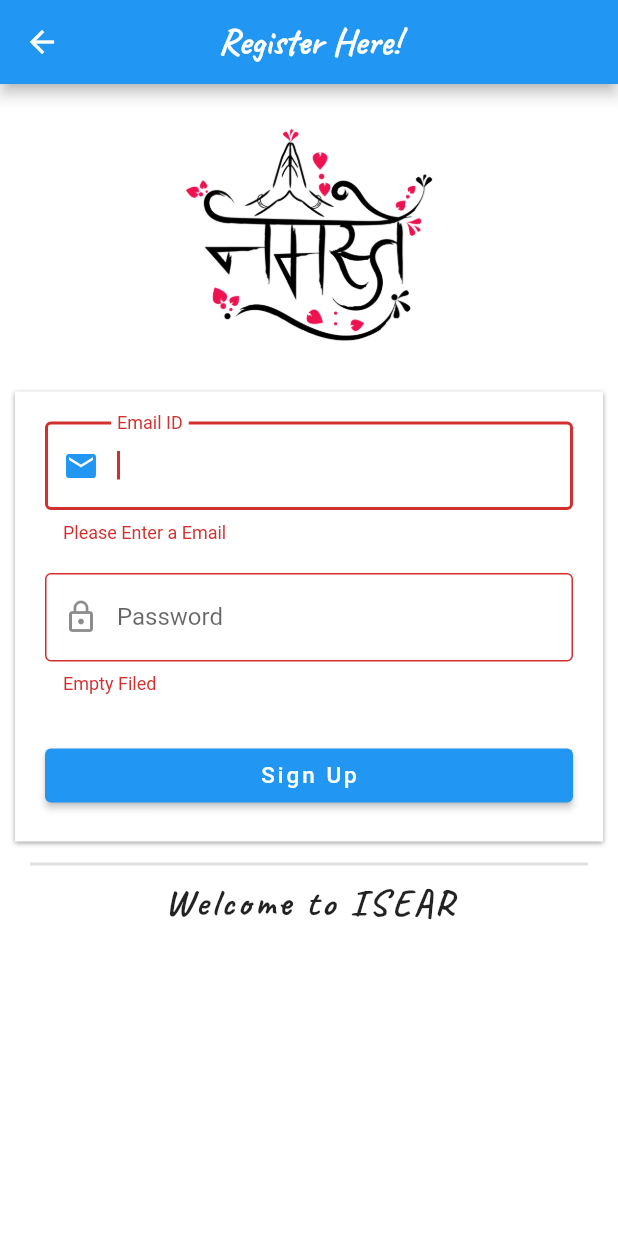
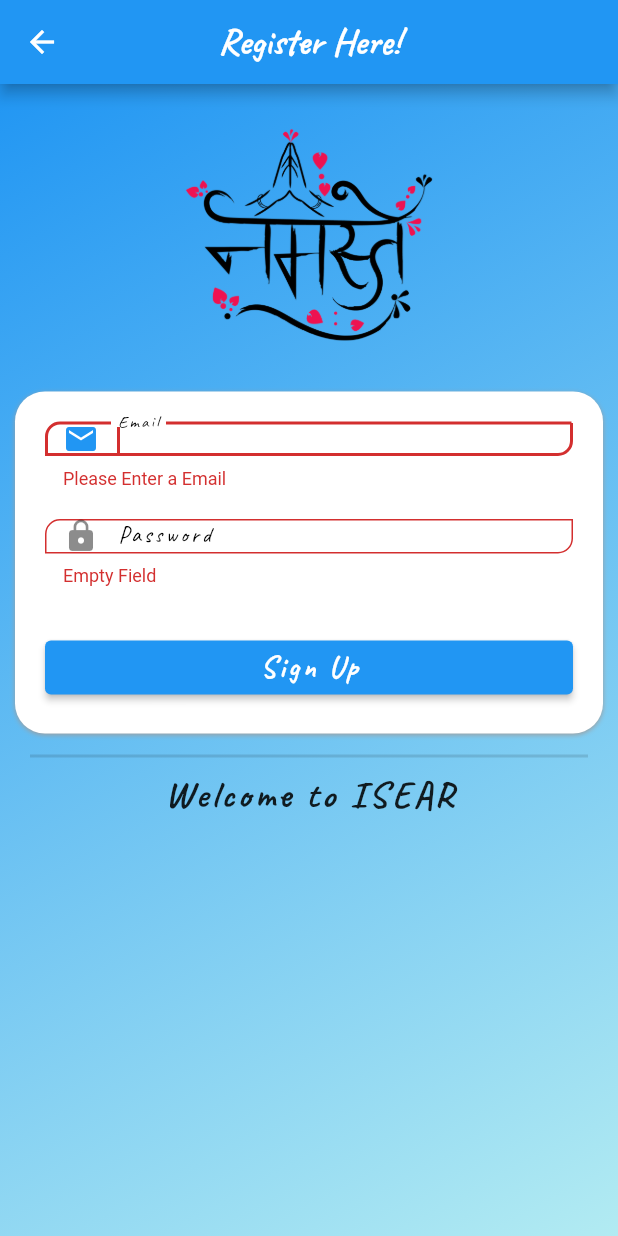
Before and after one commit to deep0711/BEProject-ISEAR-1, a Flutter app: the RegisterUser screen opened by its route, after a tap on "Sign Up", on a phone screen of 412 x 824 dp. Run offline on Flutter 3.47's test engine with Material 2 defaults, Android fonts, the phone set to English and light mode, and no system bars; our stand-ins replace cloud_firestore, firebase_auth, firebase_core, google_fonts, google_sign_in, image_picker and 1 more; missing offline and left inert: arcore_flutter_plugin, tflite; accounts and stored records are empty.

Commit message:
Kunal Code

```diff
--- a/lib/Components/drawer.dart
+++ b/lib/Components/drawer.dart
@@ -1,6 +1,5 @@
 import 'package:be_isear/Authentication/firebase_authentication.dart';
 import 'package:firebase_auth/firebase_auth.dart';
-import 'package:flutter/cupertino.dart';
 import 'package:flutter/material.dart';
 import 'package:google_fonts/google_fonts.dart';
 
@@ -19,7 +18,7 @@ class CustomDrawer extends StatelessWidget {
               textStyle: const TextStyle(fontWeight: FontWeight.bold)),
         ),
         accountName: Text(
-          'Deepak Tiwari',
+          '',
           style: GoogleFonts.caveat(
               letterSpacing: 2.0,
               textStyle: const TextStyle(fontWeight: FontWeight.bold)),
--- a/lib/Screens/Register/regiater_user.dart
+++ b/lib/Screens/Register/regiater_user.dart
@@ -1,37 +1,37 @@
 import 'package:be_isear/Authentication/firebase_authentication.dart';
+import 'package:be_isear/FireStore/FireStoreUser.dart';
+import 'package:be_isear/FireStore/FireStoreUser.dart';
+import 'package:firebase_auth/firebase_auth.dart';
 import 'package:flutter/cupertino.dart';
 import 'package:flutter/material.dart';
 import 'package:google_fonts/google_fonts.dart';
 
 class RegisterUser extends StatefulWidget {
-  const RegisterUser({ Key? key }) : super(key: key);
+  const RegisterUser({Key? key}) : super(key: key);
 
   @override
   _RegisterUserState createState() => _RegisterUserState();
 }
 
 class _RegisterUserState extends State<RegisterUser> {
-
   final TextEditingController _emailController = TextEditingController();
   final TextEditingController _passwordController = TextEditingController();
   final _formKey = GlobalKey<FormState>();
 
-  void signInUserWithEmailPassword({required BuildContext context}) {
-    if(_formKey.currentState!.validate()) {
-      FireBaseAuthHelper.registerUsingEmailPassword(
+  bool isSubmitting = false;
+
+  Future<User?> signInUserWithEmailPassword(
+      {required BuildContext context}) async {
+    User? user;
+    if (_formKey.currentState!.validate()) {
+      user = await FireBaseAuthHelper.registerUsingEmailPassword(
           email: _emailController.text,
-        password: _passwordController.text)
-        .then((value) => {
-          ScaffoldMessenger.of(context).showSnackBar(
-            const SnackBar(content: Text('Succesfully Signed In'))
-          )
-        })
-        .catchError((error) => {
-          ScaffoldMessenger.of(context).showSnackBar(
-            const SnackBar(content: Text('Something Went Wrong!'))
-          )
+          password: _passwordController.text) as User;
+    }
+    setState(() {
+      isSubmitting = false;
     });
-    }
+    return user;
   }
 
   @override
@@ -49,16 +49,17 @@ class _RegisterUserState extends State<RegisterUser> {
         title: Text(
           'Register Here!',
           style: GoogleFonts.caveat(
-            textStyle: const TextStyle(
-              fontSize: 25.0,
-              fontWeight: FontWeight.bold
-            )
-          ),
+              textStyle:
+                  const TextStyle(fontSize: 25.0, fontWeight: FontWeight.bold)),
         ),
         centerTitle: true,
       ),
       body: Container(
-        color: Colors.white,
+        decoration: BoxDecoration(
+            gradient: LinearGradient(
+                begin: Alignment.topLeft,
+                end: Alignment.bottomRight,
+                colors: [Colors.blue, Colors.cyan.shade100])),
         height: double.infinity,
         child: SingleChildScrollView(
           child: Column(
@@ -71,16 +72,15 @@ class _RegisterUserState extends State<RegisterUser> {
               ),
               Container(
                 margin: const EdgeInsets.fromLTRB(10, 5, 10, 5),
-                decoration: const BoxDecoration(
+                decoration: BoxDecoration(
+                    borderRadius: BorderRadius.circular(20.0),
                     color: Colors.white,
-                  boxShadow: [
+                    boxShadow: const [
                       BoxShadow(
                           color: Colors.grey,
                           offset: Offset(0.0, 1.0),
-                      blurRadius: 2.0
-                    )
-                  ]
-                ),
+                          blurRadius: 2.0)
+                    ]),
                 child: Padding(
                   padding: const EdgeInsets.all(20.0),
                   child: Form(
@@ -88,54 +88,97 @@ class _RegisterUserState extends State<RegisterUser> {
                     child: Column(
                       crossAxisAlignment: CrossAxisAlignment.stretch,
                       children: <Widget>[
-                        TextFormField(
+                        SizedBox(
+                          height: 45.0,
+                          width: 350,
+                          child: TextFormField(
                             controller: _emailController,
                             autofocus: true,
                             cursorColor: Colors.black,
                             keyboardType: TextInputType.emailAddress,
-                          decoration: const InputDecoration(
-                            labelText: 'Email ID',
-                            border: OutlineInputBorder(),
-                            prefixIcon: Icon(Icons.email)
+                            decoration: InputDecoration(
+                              border: const OutlineInputBorder(
+                                borderRadius: BorderRadius.only(
+                                    topLeft: Radius.circular(10.0),
+                                    bottomRight: Radius.circular(10.0)),
+                              ),
+                              focusColor: Colors.black,
+                              labelText: 'Email',
+                              labelStyle: GoogleFonts.caveat(
+                                  textStyle: const TextStyle(
+                                      fontSize: 15.0,
+                                      letterSpacing: 2,
+                                      color: Colors.black)),
+                              prefixIcon: const Icon(Icons.email),
                             ),
                             validator: (value) {
-                            if(value == null || value.isEmpty) {
+                              if (value == null || value.isEmpty) {
                                 return 'Please Enter a Email';
                               }
                               return null;
                             },
                           ),
+                        ),
                         const SizedBox(
                           height: 20,
                         ),
-                        TextFormField(
+                        SizedBox(
+                          height: 45.0,
+                          width: 350,
+                          child: TextFormField(
                             controller: _passwordController,
                             obscureText: true,
                             cursorColor: Colors.black,
-                          keyboardType: const TextInputType.numberWithOptions(),
-                          decoration: const InputDecoration(
+                            keyboardType: TextInputType.visiblePassword,
+                            decoration: InputDecoration(
+                                border: const OutlineInputBorder(
+                                  borderRadius: BorderRadius.only(
+                                      topLeft: Radius.circular(10.0),
+                                      bottomRight: Radius.circular(10.0)),
+                                ),
+                                focusColor: Colors.black,
                                 labelText: 'Password',
-                            border: OutlineInputBorder(),
-                            prefixIcon: Icon(Icons.lock_outline)
-                          ),
+                                labelStyle: GoogleFonts.caveat(
+                                    textStyle: const TextStyle(
+                                        fontSize: 15.0,
+                                        letterSpacing: 2,
+                                        color: Colors.black)),
+                                prefixIcon: const Icon(Icons.lock)),
                             validator: (value) {
-                            if(value == null || value.isEmpty) {
-                              return 'Empty Filed';
+                              if (value == null || value.isEmpty) {
+                                return 'Empty Field';
                               }
                               return null;
                             },
                           ),
-                        const SizedBox( height: 30),
-                        ElevatedButton(
-                          onPressed: () {
-                            signInUserWithEmailPassword(context: context);
+                        ),
+                        const SizedBox(height: 30),
+                        !isSubmitting
+                            ? ElevatedButton(
+                                onPressed: () async {
+                                  setState(() {
+                                    isSubmitting = true;
+                                  });
+                                  User? user =
+                                      await signInUserWithEmailPassword(
+                                          context: context);
+                                  if (user != null) {
+                                    await FireStoreUserHelper.addUserToDataBase(
+                                        user);
+                                    Navigator.pushReplacementNamed(
+                                        context, '/login');
+                                  }
                                 },
-                          child: const Text(
-                            'Sign Up',
-                            style: TextStyle(
+                                child: Text('Sign Up',
+                                    style: GoogleFonts.caveat(
+                                        textStyle: const TextStyle(
                                             letterSpacing: 2.0,
-                              fontSize: 15
-                            ),
+                                            fontSize: 20.0,
+                                            fontWeight: FontWeight.bold))),
+                              )
+                            : const Center(
+                                child: CircularProgressIndicator(
+                                  color: Colors.black,
                                 ),
                               )
                       ],
@@ -150,16 +193,12 @@ class _RegisterUserState extends State<RegisterUser> {
                 endIndent: 20.0,
               ),
               Center(
-                child: Text(
-                  'Welcome to ISEAR',
+                child: Text('Welcome to ISEAR',
                     style: GoogleFonts.caveat(
                         textStyle: const TextStyle(
                             letterSpacing: 2.0,
                             fontSize: 25,
-                      fontWeight: FontWeight.bold
-                    )
-                  )
-                ),
+                            fontWeight: FontWeight.bold))),
               )
             ],
           ),
--- a/lib/User/render_armodel_screen.dart
+++ b/lib/User/render_armodel_screen.dart
@@ -69,7 +69,7 @@ class _RenderArModelScreenState extends State<RenderArModelScreen> {
     final toucanNode = ArCoreReferenceNode(
         name: "3D Model",
         objectUrl:
-            "https://github.com/KhronosGroup/glTF-Sample-Models/raw/master/2.0/Duck/glTF/Duck.gltf",
+            "https://github.com/deep0711/BEProject-ISEAR-1/raw/main/Models/scene/scene.gltf",
         position: plane.pose.translation,
         rotation: plane.pose.rotation,
         scale: vector.Vector3(0.5, 0.5, 0.5));
--- a/pubspec.yaml
+++ b/pubspec.yaml
@@ -35,11 +35,12 @@ dependencies:
   cupertino_icons: ^1.0.2
   splashscreen: ^1.3.5
   google_fonts: ^2.1.0
-  firebase_core: ^1.0.4
   google_sign_in: ^5.2.1
   firebase_auth: ^1.1.1
   permission_handler:
   image_picker:
+  firebase_core: ^1.0.1
+  cloud_firestore: ^1.0.1
   ar_flutter_plugin: ^0.6.1
   arcore_flutter_plugin:
   tflite: ^1.1.2
```
Also changed, not shown: lib/Authentication/firebase_authentication.dart (+21 -30 lines), lib/FireStore/FireStoreUser.dart (added, +26 -0 lines), lib/Screens/Login/login_user.dart (+59 -76 lines), lib/Models/scene/license.txt (added), pubspec.lock, 10 other files. Lines whose indentation alone changed are shown as unchanged.
